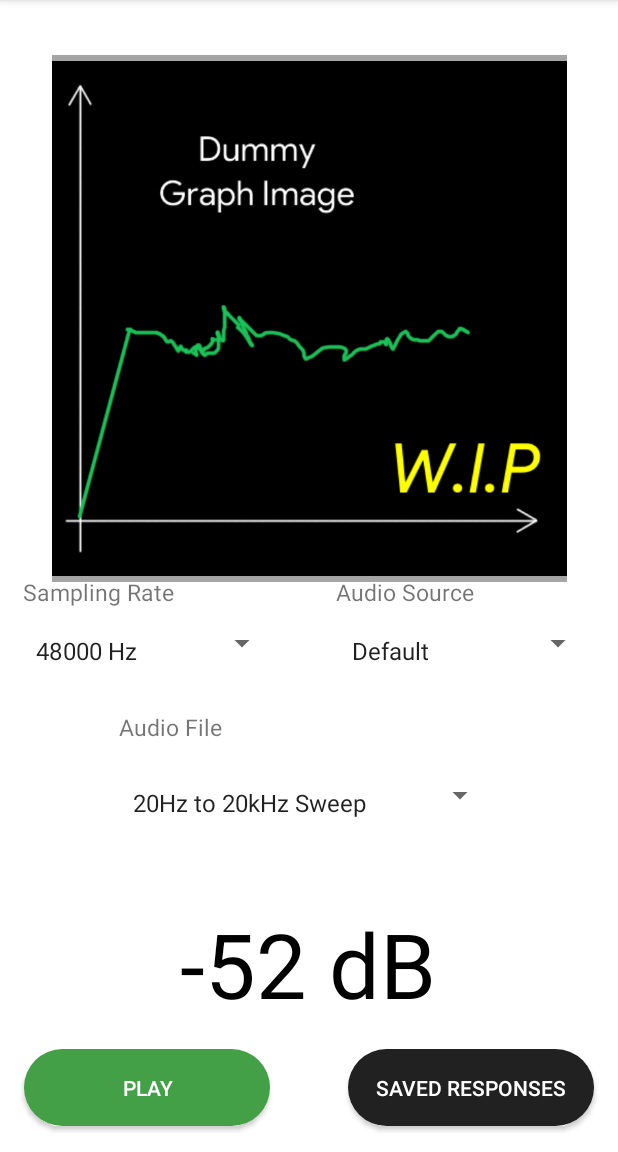
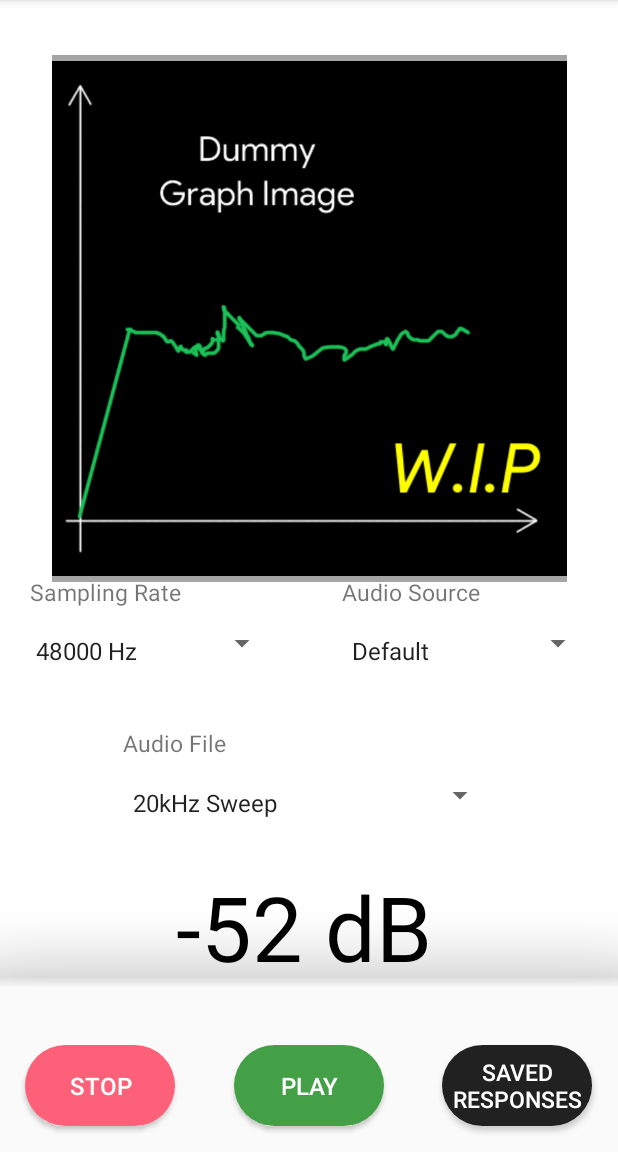
Before and after one commit to berkiyo/spectrum, an Android app: the screen it shows after launch (MainActivity), on a phone screen of 412 x 824 dp, the part 84-1236 px from its top. Run offline under Robolectric (Android 15) with nearby library versions, the phone set to English and light mode, and no system bars.

Commit message:
Implemented audio playback, improved UI
- Added a 5kHz tone, 8kHz tone and 20kHz sweep. Just for debugging purposes.
- Construction popup
- Cool gradient graphic at the bottom - temporary...

```diff
--- /dev/null
+++ b/app/src/main/java/com/berkd/spectrum/ConstructionDialog.java
@@ -0,0 +1,31 @@
+package com.berkd.spectrum;
+
+import android.app.AlertDialog;
+import android.app.Dialog;
+import android.content.DialogInterface;
+import android.os.Bundle;
+
+import androidx.annotation.NonNull;
+import androidx.annotation.Nullable;
+import androidx.appcompat.app.AppCompatDialogFragment;
+
+public class ConstructionDialog extends AppCompatDialogFragment {
+    @NonNull
+    @Override
+    public Dialog onCreateDialog(@Nullable Bundle savedInstanceState) {
+        AlertDialog.Builder builder = new AlertDialog.Builder(getActivity());
+
+        builder.setTitle("Welcome")
+                .setMessage("Spectrum is currently under heavy development, " +
+                        "so there will be a lot of bugs and half-baked features.\n\n"+
+                        "So far the audio-playback has been implemented and the base UI. The next thing is to output a frequency response in realtime via the microphone.\n\n"+
+                        "Stay tuned!\n\n"+
+                        "Spectrum v1.0.0")
+
+                .setPositiveButton("OK", new DialogInterface.OnClickListener() {
+                    @Override
+                    public void onClick(DialogInterface dialogInterface, int i) { }
+                });
+        return builder.create();
+    }
+}
--- /dev/null
+++ b/app/src/main/res/drawable/rounded_button_red.xml
@@ -0,0 +1,6 @@
+<?xml version="1.0" encoding="UTF-8"?>
+<shape xmlns:android="http://schemas.android.com/apk/res/android">
+    <solid android:color="#FD6179"/>
+    <corners android:radius="30dp"/>
+    <padding android:left="0dp" android:top="0dp" android:right="0dp" android:bottom="0dp" />
+</shape>
--- a/app/src/main/res/layout/activity_main.xml
+++ b/app/src/main/res/layout/activity_main.xml
@@ -28,10 +28,10 @@
         android:textSize="15dp"
         app:layout_constraintBottom_toBottomOf="parent"
         app:layout_constraintEnd_toEndOf="parent"
-        app:layout_constraintHorizontal_bias="0.231"
+        app:layout_constraintHorizontal_bias="0.238"
         app:layout_constraintStart_toStartOf="parent"
         app:layout_constraintTop_toTopOf="parent"
-        app:layout_constraintVertical_bias="0.635" />
+        app:layout_constraintVertical_bias="0.649" />
 
     <TextView
         android:id="@+id/textDecibels"
@@ -42,10 +42,10 @@
         android:textSize="60dp"
         app:layout_constraintBottom_toBottomOf="parent"
         app:layout_constraintEnd_toEndOf="parent"
-        app:layout_constraintHorizontal_bias="0.497"
+        app:layout_constraintHorizontal_bias="0.487"
         app:layout_constraintStart_toStartOf="parent"
         app:layout_constraintTop_toTopOf="parent"
-        app:layout_constraintVertical_bias="0.876" />
+        app:layout_constraintVertical_bias="0.84" />
 
     <Spinner
         android:id="@+id/spinner_samples"
@@ -80,7 +80,7 @@
         android:textSize="15dp"
         app:layout_constraintBottom_toBottomOf="parent"
         app:layout_constraintEnd_toEndOf="parent"
-        app:layout_constraintHorizontal_bias="0.699"
+        app:layout_constraintHorizontal_bias="0.712"
         app:layout_constraintStart_toStartOf="parent"
         app:layout_constraintTop_toTopOf="parent"
         app:layout_constraintVertical_bias="0.514" />
@@ -93,7 +93,7 @@
         android:textSize="15dp"
         app:layout_constraintBottom_toBottomOf="parent"
         app:layout_constraintEnd_toEndOf="parent"
-        app:layout_constraintHorizontal_bias="0.05"
+        app:layout_constraintHorizontal_bias="0.065"
         app:layout_constraintStart_toStartOf="parent"
         app:layout_constraintTop_toTopOf="parent"
         app:layout_constraintVertical_bias="0.514" />
@@ -111,30 +111,61 @@
 
     <Button
         android:id="@+id/buttonPlay"
-        android:layout_width="164dp"
-        android:layout_height="51dp"
-        android:background="@drawable/rounded_button_two"
+        android:layout_width="100dp"
+        android:layout_height="54dp"
+        android:background="@drawable/rounded_button_green"
+        android:onClick="playSound"
         android:text="Play"
         android:textColor="#ffffff"
+        android:textSize="16dp"
         app:layout_constraintBottom_toBottomOf="parent"
         app:layout_constraintEnd_toEndOf="parent"
-        app:layout_constraintHorizontal_bias="0.064"
+        app:layout_constraintStart_toStartOf="parent"
+        app:layout_constraintTop_toTopOf="parent"
+        app:layout_constraintVertical_bias="0.976" />
+
+    <Button
+        android:id="@+id/buttonStop"
+        android:layout_width="100dp"
+        android:layout_height="54dp"
+        android:background="@drawable/rounded_button_red"
+        android:onClick="stopSound"
+        android:text="Stop"
+        android:textColor="#ffffff"
+        android:textSize="16dp"
+        app:layout_constraintBottom_toBottomOf="parent"
+        app:layout_constraintEnd_toEndOf="parent"
+        app:layout_constraintHorizontal_bias="0.054"
         app:layout_constraintStart_toStartOf="parent"
         app:layout_constraintTop_toTopOf="parent"
         app:layout_constraintVertical_bias="0.976" />
 
     <Button
         android:id="@+id/buttonOpenDb"
-        android:layout_width="164dp"
-        android:layout_height="51dp"
+        android:layout_width="100dp"
+        android:layout_height="54dp"
         android:background="@drawable/rounded_button"
         android:text="Saved Responses"
         android:textColor="#ffffff"
+        android:textSize="15dp"
         app:layout_constraintBottom_toBottomOf="parent"
         app:layout_constraintEnd_toEndOf="parent"
-        app:layout_constraintHorizontal_bias="0.935"
+        app:layout_constraintHorizontal_bias="0.945"
         app:layout_constraintStart_toStartOf="parent"
         app:layout_constraintTop_toTopOf="parent"
         app:layout_constraintVertical_bias="0.976" />
 
+    <ImageView
+        android:id="@+id/imageView2"
+        android:layout_width="685dp"
+        android:layout_height="343dp"
+        android:layout_marginTop="560dp"
+        app:layout_constraintBottom_toBottomOf="parent"
+        app:layout_constraintEnd_toEndOf="parent"
+        app:layout_constraintHorizontal_bias="0.497"
+        app:layout_constraintStart_toStartOf="parent"
+        app:layout_constraintTop_toTopOf="parent"
+        app:layout_constraintVertical_bias="0.254"
+        app:srcCompat="?attr/panelBackground" />
+
 </androidx.constraintlayout.widget.ConstraintLayout>
--- a/app/src/main/res/values/strings.xml
+++ b/app/src/main/res/values/strings.xml
@@ -13,14 +13,11 @@
         <item>Default</item>
     </string-array>
 
-    <string-array name="scale">
-        <item>Logarithmic</item>
-        <item>Linear</item>
-    </string-array>
-
     <string-array name="audioFile">
-        <item>20Hz to 20kHz Sweep</item>
-        <item>5000Hz Tone</item>
+        <item>20kHz Sweep</item>
+        <item>5kHz Tone</item>
+        <item>8kHz Tone</item>
+        <item>Select From Storage</item>
     </string-array>
 
 
```
Also changed, not shown: app/src/main/java/com/berkd/spectrum/MainActivity.java (+79 -3 lines), app/src/main/res/drawable/rounded_button_green.xml (renamed from app/src/main/res/drawable/rounded_button_two.xml), 12 other files.
